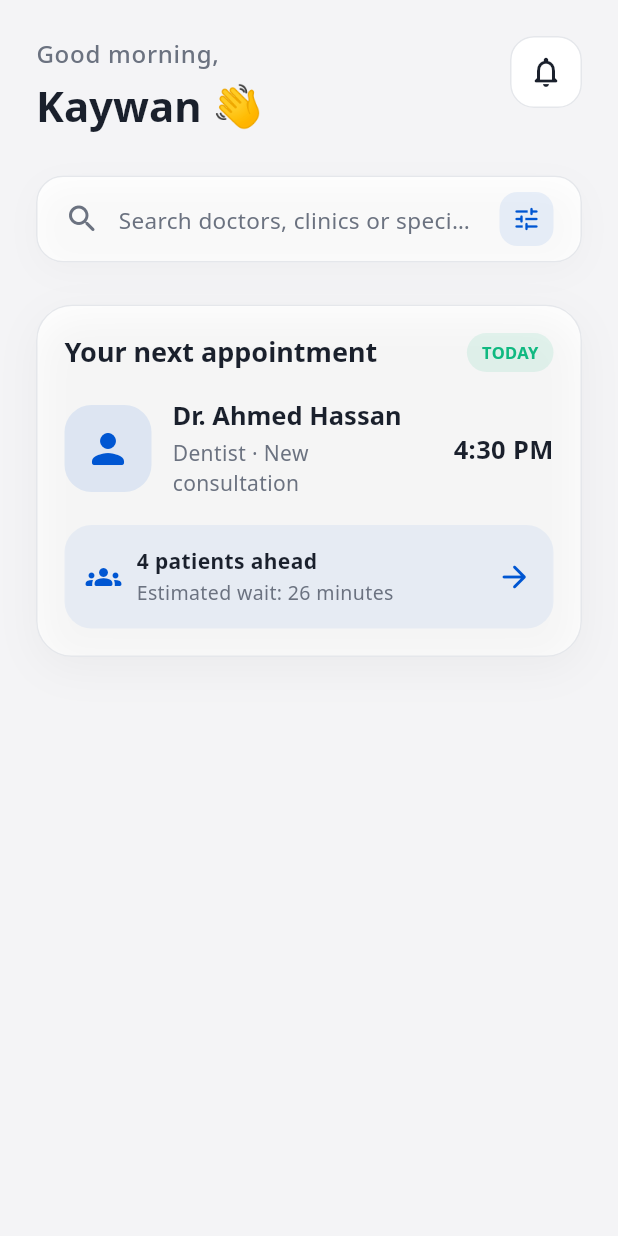
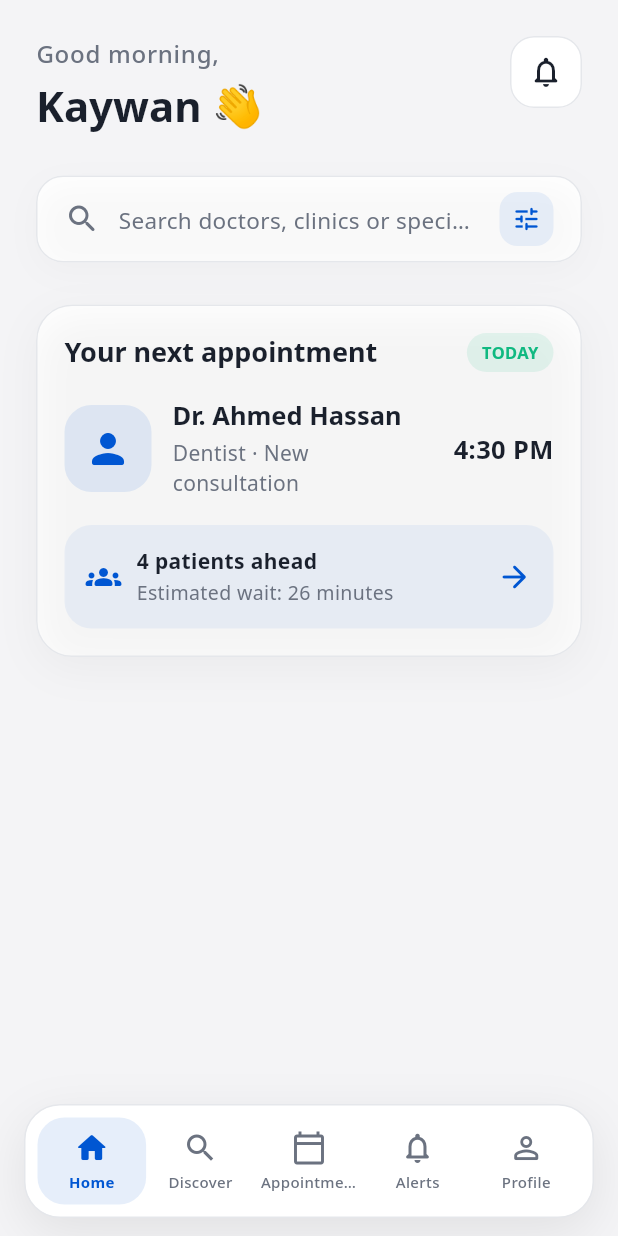
Before and after one commit to kaywansmustafa-web/Saxlem, a Flutter app: the HomePage screen opened directly, on a phone screen of 412 x 824 dp. Run offline on Flutter 3.47's test engine with Material 3 defaults, Android fonts, the phone set to English and light mode, and no system bars; our stand-ins replace google_fonts.

Commit message:
Build reusable home dashboard components

```diff
--- a/mobile/lib/features/home/presentation/pages/home_page.dart
+++ b/mobile/lib/features/home/presentation/pages/home_page.dart
@@ -1,19 +1,58 @@
 import 'package:flutter/material.dart';
 
 import '../../../../config/theme/app_colors.dart';
+import '../../../../shared/widgets/navigation/saxlem_bottom_navigation.dart';
 import '../widgets/dashboard_header.dart';
 import '../widgets/dashboard_search_bar.dart';
 import '../widgets/next_appointment_card.dart';
 
-class HomePage extends StatelessWidget {
+class HomePage extends StatefulWidget {
   const HomePage({super.key});
+
+  @override
+  State<HomePage> createState() => _HomePageState();
+}
+
+class _HomePageState extends State<HomePage> {
+  int _selectedIndex = 0;
+
+  void _handleNavigationTap(int index) {
+    setState(() {
+      _selectedIndex = index;
+    });
+  }
 
   @override
   Widget build(BuildContext context) {
     return Scaffold(
       backgroundColor: AppColors.background,
       body: SafeArea(
-        child: Padding(
+        bottom: false,
+        child: IndexedStack(
+          index: _selectedIndex,
+          children: const [
+            _DashboardView(),
+            _PlaceholderTab(title: 'Discover'),
+            _PlaceholderTab(title: 'Appointments'),
+            _PlaceholderTab(title: 'Alerts'),
+            _PlaceholderTab(title: 'Profile'),
+          ],
+        ),
+      ),
+      bottomNavigationBar: SaxlemBottomNavigation(
+        selectedIndex: _selectedIndex,
+        onItemSelected: _handleNavigationTap,
+      ),
+    );
+  }
+}
+
+class _DashboardView extends StatelessWidget {
+  const _DashboardView();
+
+  @override
+  Widget build(BuildContext context) {
+    return SingleChildScrollView(
       padding: const EdgeInsets.fromLTRB(24, 24, 24, 32),
       child: Column(
         crossAxisAlignment: CrossAxisAlignment.start,
@@ -38,6 +77,25 @@ class HomePage extends StatelessWidget {
           ),
         ],
       ),
+    );
+  }
+}
+
+class _PlaceholderTab extends StatelessWidget {
+  const _PlaceholderTab({
+    required this.title,
+  });
+
+  final String title;
+
+  @override
+  Widget build(BuildContext context) {
+    return Center(
+      child: Text(
+        title,
+        style: Theme.of(context).textTheme.headlineMedium?.copyWith(
+              color: AppColors.textPrimary,
+              fontWeight: FontWeight.w700,
             ),
       ),
     );
--- /dev/null
+++ b/mobile/lib/shared/widgets/navigation/saxlem_bottom_navigation.dart
@@ -0,0 +1,168 @@
+import 'package:flutter/material.dart';
+
+import '../../../config/theme/app_colors.dart';
+
+class SaxlemBottomNavigation extends StatelessWidget {
+  const SaxlemBottomNavigation({
+    required this.selectedIndex,
+    required this.onItemSelected,
+    super.key,
+  });
+
+  final int selectedIndex;
+  final ValueChanged<int> onItemSelected;
+
+  static const List<_NavigationItemData> _items = [
+    _NavigationItemData(
+      label: 'Home',
+      icon: Icons.home_outlined,
+      selectedIcon: Icons.home_rounded,
+    ),
+    _NavigationItemData(
+      label: 'Discover',
+      icon: Icons.search_outlined,
+      selectedIcon: Icons.search_rounded,
+    ),
+    _NavigationItemData(
+      label: 'Appointments',
+      icon: Icons.calendar_today_outlined,
+      selectedIcon: Icons.calendar_month_rounded,
+    ),
+    _NavigationItemData(
+      label: 'Alerts',
+      icon: Icons.notifications_none_rounded,
+      selectedIcon: Icons.notifications_rounded,
+    ),
+    _NavigationItemData(
+      label: 'Profile',
+      icon: Icons.person_outline_rounded,
+      selectedIcon: Icons.person_rounded,
+    ),
+  ];
+
+  @override
+  Widget build(BuildContext context) {
+    return SafeArea(
+      top: false,
+      child: Container(
+        margin: const EdgeInsets.fromLTRB(16, 0, 16, 12),
+        padding: const EdgeInsets.symmetric(
+          horizontal: 8,
+          vertical: 8,
+        ),
+        decoration: BoxDecoration(
+          color: AppColors.white,
+          borderRadius: BorderRadius.circular(24),
+          border: Border.all(
+            color: AppColors.border,
+          ),
+          boxShadow: [
+            BoxShadow(
+              color: Colors.black.withValues(alpha: 0.08),
+              blurRadius: 28,
+              offset: const Offset(0, 10),
+            ),
+          ],
+        ),
+        child: Row(
+          children: List.generate(
+            _items.length,
+            (index) {
+              final item = _items[index];
+              final isSelected = selectedIndex == index;
+
+              return Expanded(
+                child: _NavigationItem(
+                  item: item,
+                  isSelected: isSelected,
+                  onTap: () => onItemSelected(index),
+                ),
+              );
+            },
+          ),
+        ),
+      ),
+    );
+  }
+}
+
+class _NavigationItem extends StatelessWidget {
+  const _NavigationItem({
+    required this.item,
+    required this.isSelected,
+    required this.onTap,
+  });
+
+  final _NavigationItemData item;
+  final bool isSelected;
+  final VoidCallback onTap;
+
+  @override
+  Widget build(BuildContext context) {
+    return Semantics(
+      button: true,
+      selected: isSelected,
+      label: item.label,
+      child: InkWell(
+        onTap: onTap,
+        borderRadius: BorderRadius.circular(18),
+        child: AnimatedContainer(
+          duration: const Duration(milliseconds: 220),
+          curve: Curves.easeOutCubic,
+          padding: const EdgeInsets.symmetric(
+            horizontal: 4,
+            vertical: 8,
+          ),
+          decoration: BoxDecoration(
+            color: isSelected
+                ? AppColors.primary.withValues(alpha: 0.10)
+                : Colors.transparent,
+            borderRadius: BorderRadius.circular(18),
+          ),
+          child: Column(
+            mainAxisSize: MainAxisSize.min,
+            children: [
+              AnimatedSwitcher(
+                duration: const Duration(milliseconds: 180),
+                child: Icon(
+                  isSelected ? item.selectedIcon : item.icon,
+                  key: ValueKey<bool>(isSelected),
+                  size: 24,
+                  color: isSelected
+                      ? AppColors.primary
+                      : AppColors.textSecondary,
+                ),
+              ),
+              const SizedBox(height: 4),
+              Text(
+                item.label,
+                maxLines: 1,
+                overflow: TextOverflow.ellipsis,
+                style: TextStyle(
+                  fontSize: 10,
+                  fontWeight:
+                      isSelected ? FontWeight.w700 : FontWeight.w500,
+                  color: isSelected
+                      ? AppColors.primary
+                      : AppColors.textSecondary,
+                ),
+              ),
+            ],
+          ),
+        ),
+      ),
+    );
+  }
+}
+
+class _NavigationItemData {
+  const _NavigationItemData({
+    required this.label,
+    required this.icon,
+    required this.selectedIcon,
+  });
+
+  final String label;
+  final IconData icon;
+  final IconData selectedIcon;
+}
```
Lines whose indentation alone changed are shown as unchanged.
